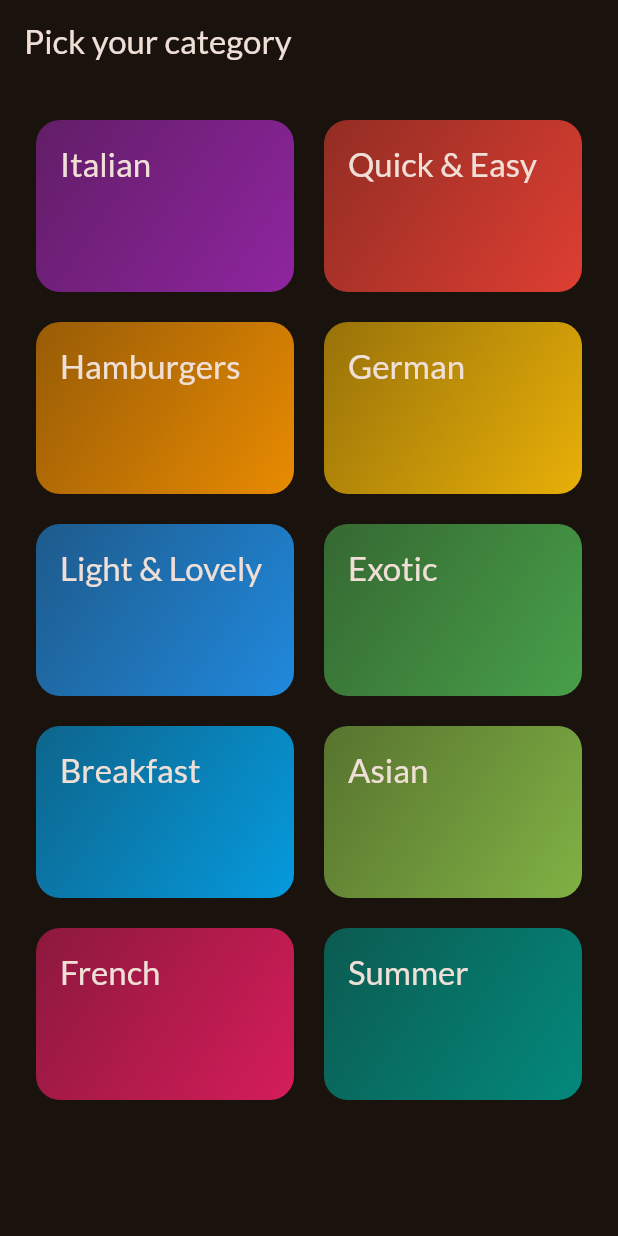
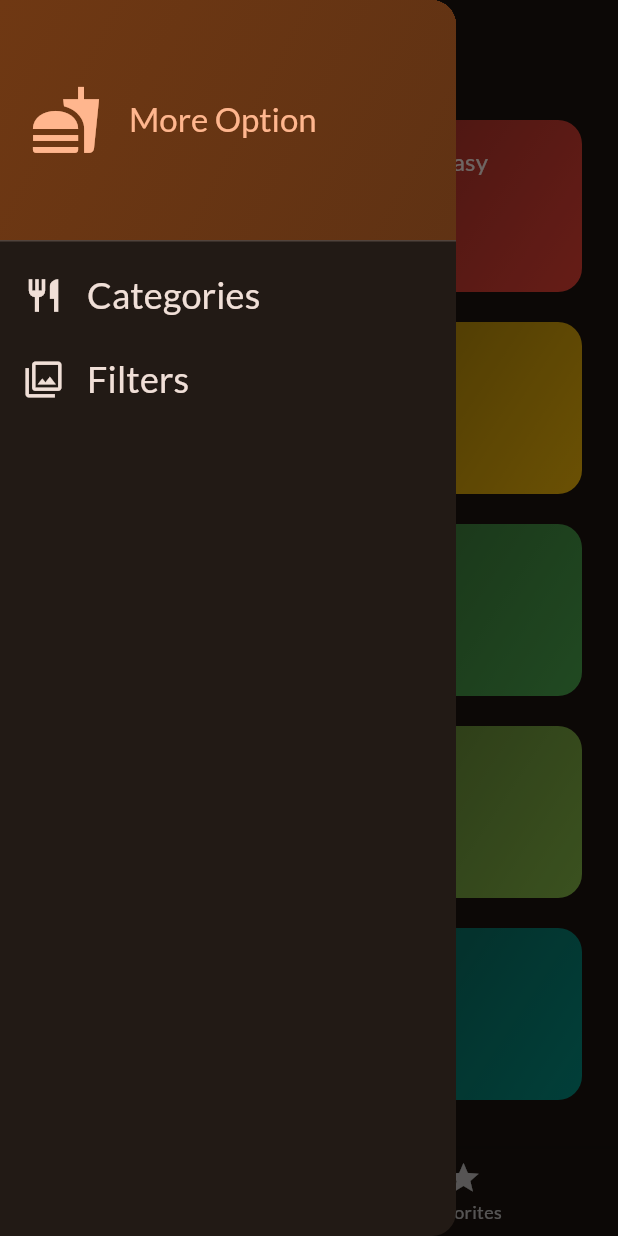
Before and after one commit to HaziqAmiruddin/MealsApp, a Flutter app: the screen it shows after launch, with the side drawer open (before the commit the screen has no drawer), on a phone screen of 412 x 824 dp. Run offline on Flutter 3.47's test engine with Material 3 defaults, Android fonts, the phone set to English and light mode, and no system bars; our stand-ins replace google_fonts, transparent_image.

Commit message:
Third Commit(EndLesson8)

```diff
--- a/lib/main.dart
+++ b/lib/main.dart
@@ -1,7 +1,8 @@
 import 'package:flutter/material.dart';
 
 import 'package:google_fonts/google_fonts.dart';
-import 'package:meals/screen/categories.dart';
+//import 'package:meals/screen/categories.dart';
+import 'package:meals/screen/tabs.dart';
 
 final theme = ThemeData(
   useMaterial3: true,
@@ -23,7 +24,8 @@ class App extends StatelessWidget {
   Widget build(BuildContext context) {
     return MaterialApp(
       theme: theme,
-      home: const CategoriesScreen(),
+      //home: const CategoriesScreen(),
+      home: const TabsScreen(),
     );
   }
 }
--- a/lib/screen/categories.dart
+++ b/lib/screen/categories.dart
@@ -1,18 +1,33 @@
 import 'package:flutter/material.dart';
 import 'package:meals/data/dummy_data.dart';
+import 'package:meals/models/meal.dart';
 import 'package:meals/screen/meals.dart';
 import 'package:meals/widget/category_grid_item.dart';
+import 'package:meals/models/category.dart';
 
 class CategoriesScreen extends StatelessWidget {
-  const CategoriesScreen({super.key});
+  const CategoriesScreen(
+      {super.key,
+      required this.onToggleFavorite,
+      required this.availableMeals});
 
-  void _selectCategory(BuildContext context) {
+  final void Function(Meal meal) onToggleFavorite;
+  final List<Meal> availableMeals;
+
+  void _selectCategory(BuildContext context, Category category) {
+    final filteredMeals = availableMeals
+        .where(
+          (meal) => meal.categories.contains(category.id),
+        )
+        .toList();
+
     Navigator.push(
       context,
       MaterialPageRoute(
-        builder: (ctx) => const MealsScreen(
-          title: 'Some Title',
-          meals: [],
+        builder: (ctx) => MealsScreen(
+          title: category.title,
+          meals: filteredMeals,
+          onToggleFavorite: onToggleFavorite,
         ),
       ),
     );
@@ -20,11 +35,7 @@ class CategoriesScreen extends StatelessWidget {
 
   @override
   Widget build(BuildContext context) {
-    return Scaffold(
-      appBar: AppBar(
-        title: const Text('Pick your category'),
-      ),
-      body: GridView(
+    return GridView(
       padding: const EdgeInsets.all(24),
       gridDelegate: const SliverGridDelegateWithFixedCrossAxisCount(
         crossAxisCount: 2,
@@ -37,7 +48,7 @@ class CategoriesScreen extends StatelessWidget {
           CategoryGridItem(
               category: category,
               onSelectCategory: () {
-                  _selectCategory(context);
+                _selectCategory(context, category);
               })
 
         // Text('1', style: TextStyle(color: Colors.white)),
@@ -47,7 +58,6 @@ class CategoriesScreen extends StatelessWidget {
         // Text('5', style: TextStyle(color: Colors.white)),
         // Text('6', style: TextStyle(color: Colors.white)),
       ],
-      ),
     );
   }
 }
--- /dev/null
+++ b/lib/screen/tabs.dart
@@ -0,0 +1,125 @@
+import 'package:flutter/material.dart';
+import 'package:meals/data/dummy_data.dart';
+import 'package:meals/models/meal.dart';
+import 'package:meals/screen/categories.dart';
+import 'package:meals/screen/filters.dart';
+import 'package:meals/screen/meals.dart';
+import 'package:meals/widget/main_drawer.dart';
+
+const kInitialFilters = {
+  Filter.glutenFree: false,
+  Filter.lactoseFree: false,
+  Filter.vegetarian: false,
+  Filter.vegan: false,
+};
+
+class TabsScreen extends StatefulWidget {
+  const TabsScreen({super.key});
+
+  @override
+  State<TabsScreen> createState() => _TabsScreenState();
+}
+
+class _TabsScreenState extends State<TabsScreen> {
+  int _selectedPageIndex = 0;
+  final List<Meal> _favoriteMeals = [];
+  Map<Filter, bool> _selectedFilters = kInitialFilters;
+
+  void _showInfoMessage(String message) {
+    ScaffoldMessenger.of(context).clearSnackBars();
+    ScaffoldMessenger.of(context).showSnackBar(SnackBar(
+      duration: const Duration(seconds: 2),
+      content: Text(message),
+    ));
+  }
+
+  void _toggleMealFavoriteStatus(Meal meal) {
+    final isExisting = _favoriteMeals.contains(meal);
+
+    if (isExisting) {
+      setState(() {
+        _favoriteMeals.remove(meal);
+        _showInfoMessage('You Remove It From Favorite');
+      });
+    } else {
+      setState(() {
+        _favoriteMeals.add(meal);
+        _showInfoMessage('Add To Favorite');
+      });
+    }
+  }
+
+  void _selectPage(int index) {
+    setState(() {
+      _selectedPageIndex = index;
+    });
+  }
+
+  void _setScreen(String identifier) async {
+    Navigator.of(context).pop;
+    if (identifier == 'filters') {
+      final result = await Navigator.of(context).push<Map<Filter, bool>>(
+        MaterialPageRoute(
+          builder: (ctx) => FiltersScreen(
+            currentFilters: _selectedFilters,
+          ),
+        ),
+      );
+      setState(() {
+        _selectedFilters = result ?? kInitialFilters;
+      });
+    }
+  }
+
+  @override
+  Widget build(BuildContext context) {
+    final availableMeals = dummyMeals.where(
+      (meal) {
+        if (_selectedFilters[Filter.glutenFree]! && !meal.isGlutenFree) {
+          return false;
+        }
+        if (_selectedFilters[Filter.lactoseFree]! && !meal.isLactoseFree) {
+          return false;
+        }
+        if (_selectedFilters[Filter.vegetarian]! && !meal.isVegetarian) {
+          return false;
+        }
+        if (_selectedFilters[Filter.vegan]! && !meal.isVegan) {
+          return false;
+        }
+        return true;
+      },
+    ).toList();
+
+    Widget activePage = CategoriesScreen(
+      onToggleFavorite: _toggleMealFavoriteStatus,
+      availableMeals: availableMeals,
+    );
+    var activePageTitle = 'Categories';
+
+    if (_selectedPageIndex == 1) {
+      activePage = MealsScreen(
+        meals: _favoriteMeals,
+        onToggleFavorite: _toggleMealFavoriteStatus,
+      );
+      activePageTitle = 'Favorite';
+    }
+
+    return Scaffold(
+      appBar: AppBar(
+        title: Text(activePageTitle),
+      ),
+      drawer: MainDrawer(onSelectScreen: _setScreen),
+      body: activePage,
+      bottomNavigationBar: BottomNavigationBar(
+        onTap: _selectPage,
+        currentIndex: _selectedPageIndex,
+        items: const [
+          BottomNavigationBarItem(
+              icon: Icon(Icons.set_meal), label: 'Categories'),
+          BottomNavigationBarItem(icon: Icon(Icons.star), label: 'Favorites'),
+        ],
+      ),
+    );
+  }
+}
--- a/lib/widget/category_grid_item.dart
+++ b/lib/widget/category_grid_item.dart
@@ -32,7 +32,7 @@ class CategoryGridItem extends StatelessWidget {
         ),
         child: Text(
           category.title,
-          style: Theme.of(context).textTheme.titleLarge!.copyWith(
+          style: Theme.of(context).textTheme.titleMedium!.copyWith(
                 color: Theme.of(context).colorScheme.onBackground,
               ),
         ),
--- /dev/null
+++ b/lib/widget/main_drawer.dart
@@ -0,0 +1,82 @@
+import 'package:flutter/material.dart';
+
+class MainDrawer extends StatelessWidget {
+  const MainDrawer({super.key, required this.onSelectScreen});
+
+  final void Function(String identifier) onSelectScreen;
+
+  @override
+  Widget build(BuildContext context) {
+    return Drawer(
+      child: Column(
+        children: [
+          DrawerHeader(
+            padding: const EdgeInsets.all(20),
+            decoration: BoxDecoration(
+              gradient: LinearGradient(
+                colors: [
+                  Theme.of(context).colorScheme.primaryContainer,
+                  Theme.of(context)
+                      .colorScheme
+                      .primaryContainer
+                      .withOpacity(0.8),
+                ],
+                begin: Alignment.topLeft,
+                end: Alignment.bottomRight,
+              ),
+            ),
+            child: Row(
+              children: [
+                Icon(
+                  Icons.fastfood,
+                  size: 48,
+                  color: Theme.of(context).colorScheme.primary,
+                ),
+                const SizedBox(width: 18),
+                Text(
+                  'More Option',
+                  style: Theme.of(context)
+                      .textTheme
+                      .titleLarge!
+                      .copyWith(color: Theme.of(context).colorScheme.primary),
+                ),
+              ],
+            ),
+          ),
+          ListTile(
+            leading: Icon(
+              Icons.restaurant,
+              size: 26,
+              color: Theme.of(context).colorScheme.onBackground,
+            ),
+            title: Text(
+              'Categories',
+              style: Theme.of(context).textTheme.titleSmall!.copyWith(
+                  color: Theme.of(context).colorScheme.onBackground,
+                  fontSize: 24),
+            ),
+            onTap: () {
+              onSelectScreen('categories');
+            },
+          ),
+          ListTile(
+            leading: Icon(
+              Icons.filter,
+              size: 26,
+              color: Theme.of(context).colorScheme.onBackground,
+            ),
+            title: Text(
+              'Filters',
+              style: Theme.of(context).textTheme.titleSmall!.copyWith(
+                  color: Theme.of(context).colorScheme.onBackground,
+                  fontSize: 24),
+            ),
+            onTap: () {
+              onSelectScreen('filters');
+            },
+          )
+        ],
+      ),
+    );
+  }
+}
--- a/pubspec.yaml
+++ b/pubspec.yaml
@@ -36,6 +36,7 @@ dependencies:
   # Use with the CupertinoIcons class for iOS style icons.
   cupertino_icons: ^1.0.2
   google_fonts: 6.1.0
+  transparent_image: ^2.0.1
 
 dev_dependencies:
   flutter_test:
```
Also changed, not shown: lib/screen/filters.dart (added, +158 -0 lines), lib/screen/meal_details.dart (added, +78 -0 lines), lib/screen/meals.dart (+32 -4 lines), lib/widget/meal_item_trait.dart (added, +28 -0 lines), lib/widget/meals_item.dart (added, +96 -0 lines), pubspec.lock. Lines whose indentation alone changed are shown as unchanged.
